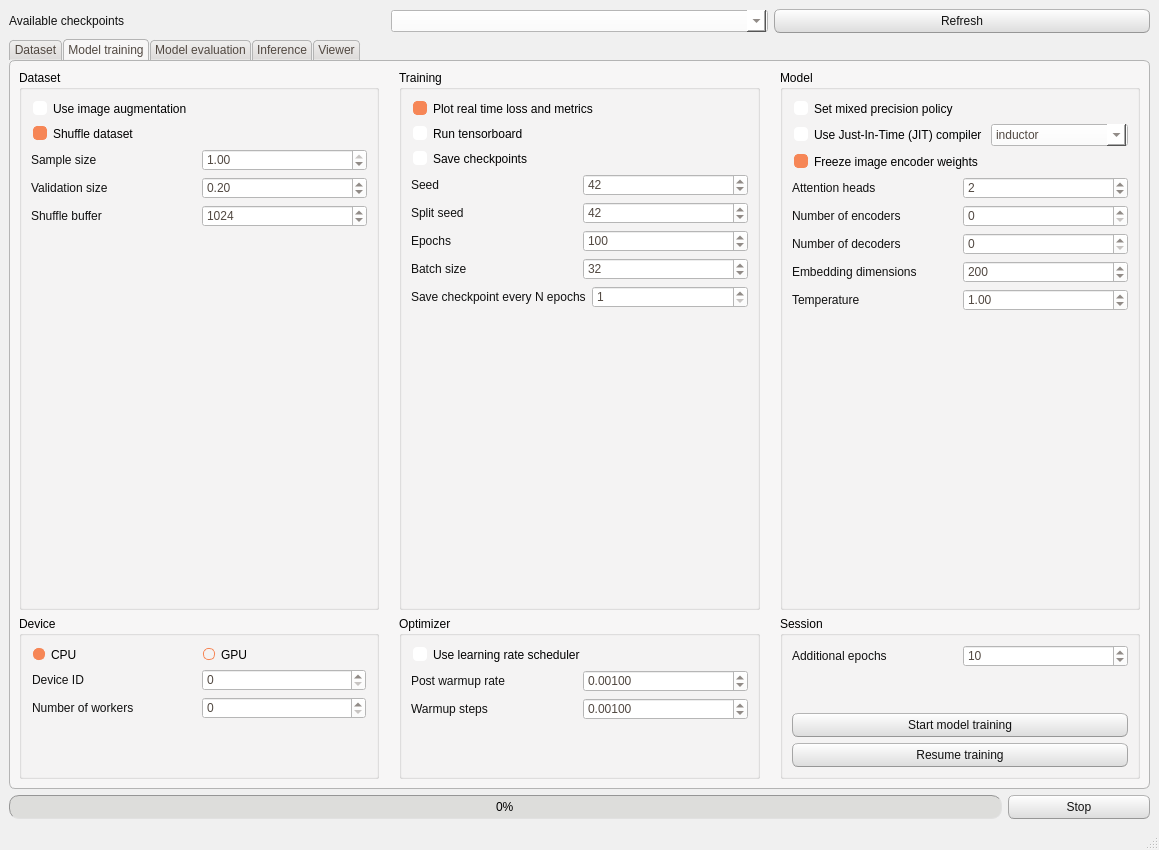
First picture: the form in XREPORT/app/src/window_layout.ui, repository CTCycle/XREPORT-radiological-reports-generator, before the edit.
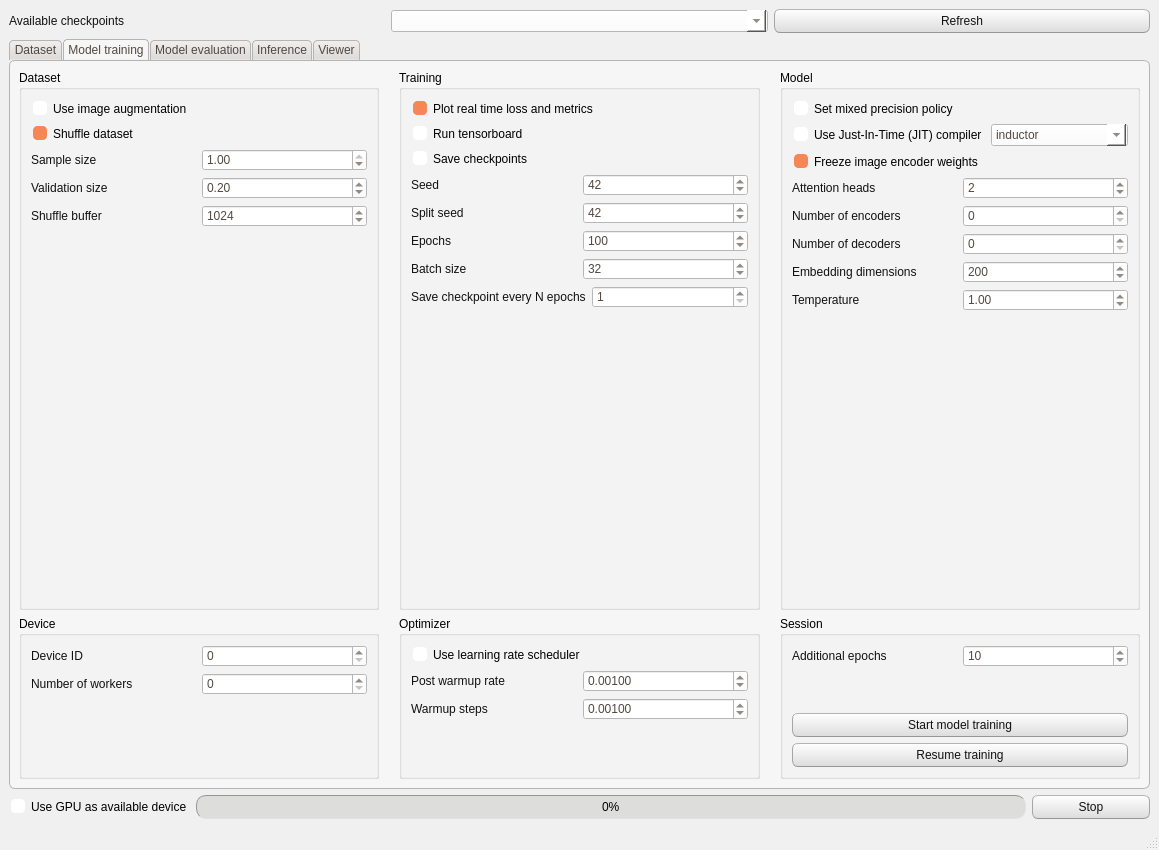
Second picture: the form after the edit. The open tabs and pages were chosen to show the change.

What changed in the file:
```diff
--- a/XREPORT/app/src/window_layout.ui
+++ b/XREPORT/app/src/window_layout.ui
@@ -535,7 +535,14 @@
      </layout>
     </item>
     <item row="2" column="0">
-     <layout class="QHBoxLayout" name="progressLayour" stretch="7,1">
+     <layout class="QHBoxLayout" name="progressLayout" stretch="0,7,1">
+      <item>
+       <widget class="QCheckBox" name="deviceGPU">
+        <property name="text">
+         <string>Use GPU as available device</string>
+        </property>
+       </widget>
+      </item>
       <item>
        <widget class="QProgressBar" name="progressBar">
         <property name="value">
@@ -1027,41 +1034,8 @@
              <string>Device</string>
             </property>
             <layout class="QVBoxLayout" name="verticalLayout_14">
-             <property name="leftMargin">
-              <number>10</number>
-             </property>
-             <property name="topMargin">
-              <number>10</number>
-             </property>
-             <property name="rightMargin">
-              <number>10</number>
-             </property>
-             <property name="bottomMargin">
-              <number>10</number>
-             </property>
              <item>
               <layout class="QVBoxLayout" name="verticalLayout_18">
-               <item>
-                <layout class="QHBoxLayout" name="horizontalLayout_8">
-                 <item>
-                  <widget class="QRadioButton" name="setCPU">
-                   <property name="text">
-                    <string>CPU</string>
-                   </property>
-                   <property name="checked">
-                    <bool>true</bool>
-                   </property>
-                  </widget>
-                 </item>
-                 <item>
-                  <widget class="QRadioButton" name="setGPU">
-                   <property name="text">
-                    <string>GPU</string>
-                   </property>
-                  </widget>
-                 </item>
-                </layout>
-               </item>
                <item>
                 <layout class="QHBoxLayout" name="horizontalLayout_23">
                  <item>
```
Left out of the diff: 185 changed lines with no effect on the pictures.
